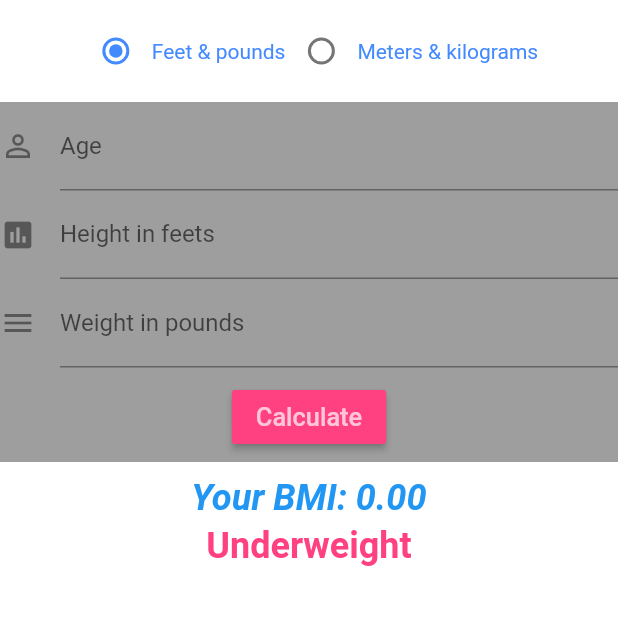
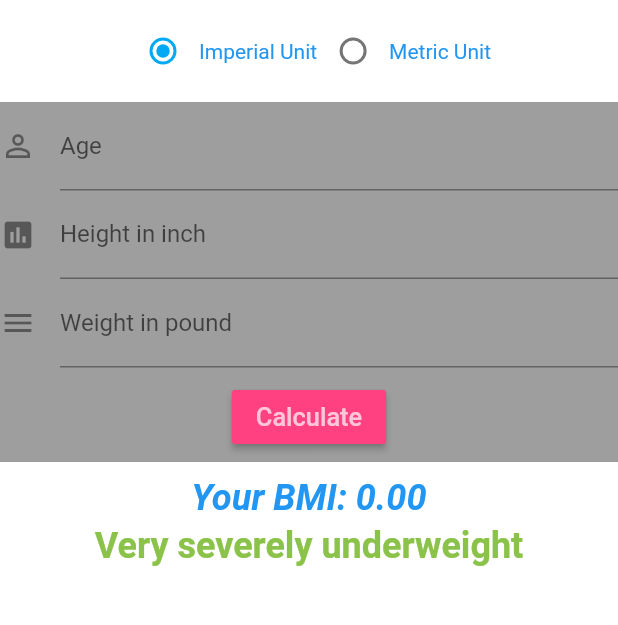
Before and after one commit to liemvo/Flutter_bmi, a Flutter app: the screen it shows after launch, after a tap on "Calculate", on a phone screen of 412 x 824 dp, the part 234-859 px from its top. Run offline on Flutter 3.47's test engine with Material 2 defaults, Android fonts, the phone set to English and light mode, and no system bars; our stand-ins replace shared_preferences.

```diff
--- a/lib/bmi/presenter/bmi_presenter.dart
+++ b/lib/bmi/presenter/bmi_presenter.dart
@@ -12,6 +12,9 @@ class BMIPresenter {
   }
   set bmiView(BMIView value){}
 
+  void onAgeSubmitted(String age){}
+  void onHeightSubmitted(String height){}
+  void onWeightSubmitted(String weight){}
 }
 
 class BasicBMIPresenter implements BMIPresenter{
@@ -26,7 +29,6 @@ class BasicBMIPresenter implements BMIPresenter{
   void _loadUnit() async{
     _viewModel.value = await loadValue();
     _view.updateUnit(_viewModel.value, _viewModel.heightMessage, _viewModel.weightMessage);
-
   }
 
   @override
@@ -58,6 +60,8 @@ class BasicBMIPresenter implements BMIPresenter{
   @override
   void onOptionChanged(int value, {String weightString, String heightString})  {
 
+    final weightScale = 2.2046226218;
+    final heightScale = 2.54;
 
     if (value != _viewModel.value) {
       _viewModel.value = value;
@@ -68,7 +72,6 @@ class BasicBMIPresenter implements BMIPresenter{
         try {
           height = double.parse(heightString);
         } catch (e) {
-
         }
       }
       if (!isEmptyString(weightString)) {
@@ -80,11 +83,11 @@ class BasicBMIPresenter implements BMIPresenter{
       }
 
       if (_viewModel.unitType == UnitType.FeetPound) {
-        if (weight != null) _viewModel.weight =  weight * 2.2046226218;
-        if (height != null) _viewModel.height =  height * 3.28084;
+        if (weight != null) _viewModel.weight =  weight * weightScale;
+        if (height != null) _viewModel.height =  height / heightScale;
       } else {
-        if (weight != null) _viewModel.weight =  weight / 2.2046226218;
-        if (height != null) _viewModel.height =  height / 3.28084;
+        if (weight != null) _viewModel.weight =  weight / weightScale;
+        if (height != null) _viewModel.height =  height * heightScale;
       }
 
       _view.updateUnit(_viewModel.value, _viewModel.heightMessage, _viewModel.weightMessage);
@@ -92,4 +95,27 @@ class BasicBMIPresenter implements BMIPresenter{
       _view.updateWeight(weight: _viewModel.weightInString);
     }
   }
+
+  @override
+  void onAgeSubmitted(String age) {
+    // TODO: will implement late
+  }
+
+  @override
+  void onHeightSubmitted(String height) {
+    try {
+      _viewModel.height = double.parse(height);
+    } catch (e){
+
+    }
+  }
+
+  @override
+  void onWeightSubmitted(String weight) {
+    try {
+      _viewModel.weight = double.parse(weight);
+    } catch (e){
+
+    }
+  }
 }
--- a/lib/bmi/utils/bmi_utils.dart
+++ b/lib/bmi/utils/bmi_utils.dart
@@ -3,22 +3,40 @@ import 'dart:math';
 import 'package:shared_preferences/shared_preferences.dart';
 import 'dart:async';
 
+/*
+Less than 15	Very severely underweight
+Between 15 and 16	Severely underweight
+Between 16 and 18.5	Underweight
+Between 18.5 and 25	Normal (healthy weight)
+Between 25 and 30	Overweight
+Between 30 and 35	Moderately obese
+Between 35 and 40	Severely obese
+Over 40	Very severely obese
+ */
 String determineBMIMessage(double value) {
-  if (value < 18.5) {
+  if (value < 15.0){
+    return 'Very severely underweight';
+  } else if(value >= 15.0 && value< 16.0){
+    return 'Severely underweight';
+  } else if (value >= 16.0 && value < 18.5) {
     return 'Underweight';
-  } else if(value >= 18.5 && value <= 24.9){
-    return 'Normal';
-  } else if(value >= 25.0 && value <= 29.9){
+  } else if(value >= 18.5 && value < 25.0){
+    return 'Normal (healthy weight)';
+  } else if(value >= 25.0 && value < 30.0){
     return 'Overweight';
-  } else {
-    return 'Obese';
+  } else if(value >= 30.0 && value < 35.0){
+    return 'Moderately obese';
+  } else if(value >= 35.0 && value < 40.0){
+    return 'Severely obese';
+  } else if(value >= 40) {
+    return 'Very serverely obese';
   }
 }
 
 double calculator(double height, double weight, UnitType uniType) {
     if (height <= 0.0) return 0.0;
-    double bmiValue = uniType == UnitType.KilogamMetter? (weight / pow(height, 2)) :
-      (weight / pow(height * 12, 2) * 703);
+    double bmiValue = uniType == UnitType.KilogamMetter? (weight / pow(height/100, 2)) :
+      (weight / pow(height, 2) * 703);
     return bmiValue;
 }
 
--- a/lib/bmi/viewmodel/bmi_viewmodel.dart
+++ b/lib/bmi/viewmodel/bmi_viewmodel.dart
@@ -22,8 +22,8 @@ class BMIViewModel {
     _unitType = value == 0? UnitType.FeetPound: UnitType.KilogamMetter;
   }
 
-  String get heightMessage => _unitType == UnitType.FeetPound? "Height in feets" : "Height in metters";
-  String get weightMessage => _unitType == UnitType.FeetPound? "Weight in pounds" : "Weight in kilogams";
+  String get heightMessage => _unitType == UnitType.FeetPound? "Height in inch" : "Height in cm";
+  String get weightMessage => _unitType == UnitType.FeetPound? "Weight in pound" : "Weight in kg";
   String get bmiMessage => determineBMIMessage(_bmi);
   String get bmiInString => bmi.toStringAsFixed(2);
   String get heightInString => height != null ? height.toString():'';
--- a/lib/bmi/views/bmi_component.dart
+++ b/lib/bmi/views/bmi_component.dart
@@ -1,6 +1,4 @@
 import 'package:flutter/material.dart';
-
-import '../viewmodel/bmi_viewmodel.dart';
 import '../views/bmi_view.dart';
 import '../presenter/bmi_presenter.dart';
 
@@ -16,20 +14,22 @@ class HomePage extends StatefulWidget {
 
 class _HomePageState extends State<HomePage> implements BMIView {
   //BMIViewModel _viewModel;
-  var _ageController = new TextEditingController();
-  var _heightController = new TextEditingController();
-  var _weightController = new TextEditingController();
+  var _ageController = TextEditingController();
+  var _heightController = TextEditingController();
+  var _weightController = TextEditingController();
   var _message = '';
   var _bmiString = '';
   var _value = 0;
   var _heightMessage = '';
   var _weightMessage = '';
+  final FocusNode _ageFocus = FocusNode();
+  final FocusNode _heightFocus = FocusNode();
+  final FocusNode _weightFocus = FocusNode();
 
   @override
   void initState() {
     super.initState();
     this.widget.presenter.bmiView = this;
-
   }
 
   void handleRadioValueChanged(int value) {
@@ -70,102 +70,102 @@ class _HomePageState extends State<HomePage> implements BMIView {
 
   @override
   Widget build(BuildContext context) {
-    return new Scaffold(
-        appBar: new AppBar(
-          title: new Text('BMI'),
-          centerTitle: true,
-          backgroundColor: Colors.pinkAccent.shade400,
-        ),
-        backgroundColor: Colors.white,
-        body: new Container(
-          child: new ListView(
-            children: <Widget>[
-              new Image.asset('images/bmilogo.png',
-
-                width: 100.0,
-                height: 100.0,),
-              new Padding(padding: new EdgeInsets.all(5.0)),
-              new Row(
+    var _unitView = Row(
       mainAxisAlignment: MainAxisAlignment.center,
       children: <Widget>[
-                  new Radio<int>(
-                    activeColor: Colors.blueAccent,
+        Radio<int>(
+          activeColor: Colors.lightBlue,
           value: 0, groupValue: _value, onChanged: handleRadioValueChanged,
         ),
-                  new Text(
-                    'Feet & pounds',
-                    style: new TextStyle(color: Colors.blueAccent),
+        Text(
+          'Imperial Unit',
+          style: TextStyle(color: Colors.blue),
         ),
-                  new Radio<int>(
-                    activeColor: Colors.blueAccent,
+        Radio<int>(
+          activeColor: Colors.lightBlue,
           value: 1, groupValue: _value, onChanged: handleRadioValueChanged,
         ),
-                  new Text(
-                    'Meters & kilograms',
-                    style: new TextStyle(color: Colors.blueAccent),
+        Text(
+          'Metric Unit',
+          style: TextStyle(color: Colors.blue),
         ),
       ],
-              ),
-              new Padding(padding: new EdgeInsets.all(5.0)),
-              new Container(
+    );
+
+    var _mainPartView = Container(
       width: 380.0,
       height: 240.0,
       color: Colors.grey,
-                child: new Column(
+      child: Column(
         children: <Widget>[
-                    new TextFormField(
+          TextFormField(
             controller: _ageController,
             keyboardType: TextInputType.number,
-                      decoration: new InputDecoration(
+            textInputAction: TextInputAction.next,
+            focusNode: _ageFocus,
+            onFieldSubmitted: (term){
+              _fieldFocusChange(context, _ageFocus, _heightFocus);
+            },
+            decoration: InputDecoration(
               labelText: 'Age',
               hintText: 'Age',
-                        icon: new Icon(Icons.person_outline),
+              icon: Icon(Icons.person_outline),
               fillColor: Colors.white,
             ),
           ),
-                    new TextFormField(
+          TextFormField(
             controller: _heightController,
             keyboardType: TextInputType.number,
-                      decoration: new InputDecoration(
+            textInputAction: TextInputAction.next,
+            focusNode: _heightFocus,
+            onFieldSubmitted: (term) {
+              _fieldFocusChange(context, _heightFocus, _weightFocus);
+            },
+            decoration: InputDecoration(
                 labelText: _heightMessage,
                 hintText: _heightMessage,
-                          icon: new Icon(Icons.assessment),
+                icon: Icon(Icons.assessment),
                 fillColor: Colors.white,
             ),
           ),
-                    new TextFormField(
+          TextFormField(
             controller: _weightController,
             keyboardType: TextInputType.number,
-                      decoration: new InputDecoration(
+            textInputAction: TextInputAction.done,
+            focusNode: _weightFocus,
+            onFieldSubmitted: (value){
+              _weightFocus.unfocus();
+              _calculator();
+            },
+            decoration: InputDecoration(
                 labelText: _weightMessage,
                 hintText: _weightMessage,
-                          icon: new Icon(Icons.menu),
+                icon: Icon(Icons.menu),
                 fillColor: Colors.white
             ),
           ),
-                    new Padding(padding: new EdgeInsets.all(4.5)),
-                    new Center(
-                      child: new RaisedButton(
+          Padding(padding: EdgeInsets.all(4.5)),
+          Center(
+            child: RaisedButton(
               onPressed: _calculator,
               color: Colors.pinkAccent,
-                        child: new Text(
+              child: Text(
                 'Calculate',
-                          style: new TextStyle(fontSize: 16.9),
+                style: TextStyle(fontSize: 16.9),
               ),
               textColor: Colors.white70,
             ),
           )
         ],
       ),
+    );
 
-              ),
-              new Padding(padding: new EdgeInsets.all(5.0)),
-              new Column(
+    var _resultView = Column(
       children: <Widget>[
-                  new Center(
-                    child: new Text(
+        Center(
+          child: Text(
             'Your BMI: ${_bmiString}',
-                      style: new TextStyle(
+            style: TextStyle(
                 color: Colors.blue,
                 fontSize: 24.0,
                 fontWeight: FontWeight.w700,
@@ -173,23 +173,47 @@ class _HomePageState extends State<HomePage> implements BMIView {
             ),
           ),
         ),
-                  new Padding(padding: new EdgeInsets.all(2.0)),
-                  new Center(
-                    child: new Text(
+        Padding(padding: EdgeInsets.all(2.0)),
+        Center(
+          child: Text(
             '${_message}',
-                      style: new TextStyle(
-                          color: Colors.pinkAccent,
+            style: TextStyle(
+                color: Colors.lightGreen,
                 fontSize: 24.0,
                 fontWeight: FontWeight.w600
             ),
           ),
         )
       ],
-              )
+    );
+    return Scaffold(
+        appBar: AppBar(
+          title: Text('BMI'),
+          centerTitle: true,
+          backgroundColor: Colors.pinkAccent.shade400,
+        ),
+        backgroundColor: Colors.white,
+        body: Container(
+          child: ListView(
+            children: <Widget>[
+              Image.asset('images/bmilogo.png',
+                width: 100.0,
+                height: 100.0,),
+              Padding(padding: EdgeInsets.all(5.0)),
+              _unitView,
+              Padding(padding: EdgeInsets.all(5.0)),
+              _mainPartView,
+              Padding(padding: EdgeInsets.all(5.0)),
+              _resultView
             ],
           ),
         )
     );
   }
 
+  _fieldFocusChange(BuildContext context, FocusNode currentFocus, FocusNode nextFocus) {
+    currentFocus.unfocus();
+    FocusScope.of(context).requestFocus(nextFocus);
   }
+
+}
```
Lines whose indentation alone changed are shown as unchanged.
